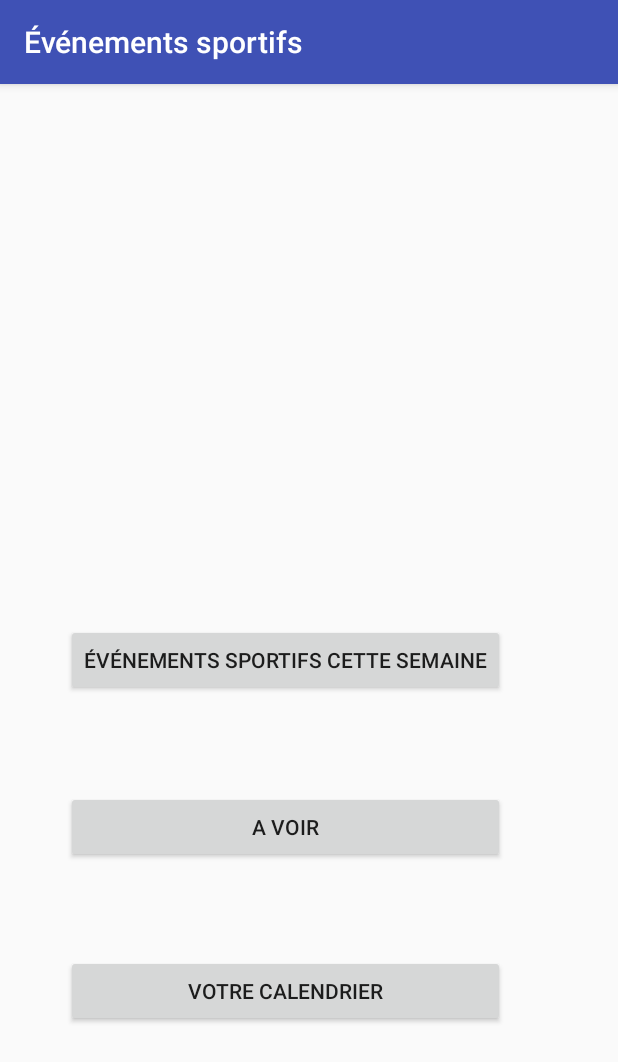
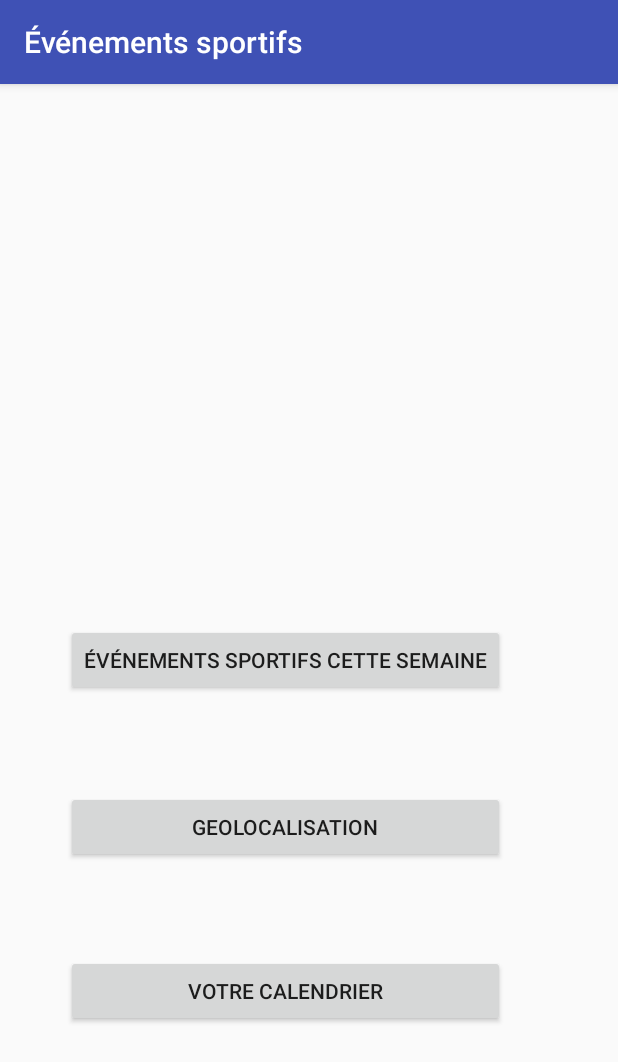
Before and after one commit to Yzaky/ProjectAndroidEvents, an Android app: the screen it shows after launch (MainActivity), on a phone screen of 412 x 824 dp. Shown: the top 1062 px of the screen. Run offline under Robolectric (Android 15) with nearby library versions, the phone set to English and light mode, and no system bars.

```diff
--- a/app/src/main/java/etien/projectandroidevents/EventfulAPI.java
+++ b/app/src/main/java/etien/projectandroidevents/EventfulAPI.java
@@ -12,7 +12,7 @@ import okhttp3.Response;
 
 public class EventfulAPI {
 
-    String urlSport = "http://api.eventful.com/json/events/search?app_key=L9CqLCjxnqF2Fx6q&id=sports&location=Montreal&date=Future";
+    String urlSport = "http://api.eventful.com/json/events/search?app_key=L9CqLCjxnqF2Fx6q&id=sports&location=Montreal&date=Future&page_size=50";
 
     protected static OkHttpClient http = null;
 
--- a/app/src/main/java/etien/projectandroidevents/MainActivity.java
+++ b/app/src/main/java/etien/projectandroidevents/MainActivity.java
@@ -29,5 +29,14 @@ public class MainActivity extends AppCompatActivity {
                 startActivity(intent);
             }
         });
+        Button buttonGeolocalisation = (Button) findViewById(R.id.buttonGeolocalisation);
+        buttonGeolocalisation.setOnClickListener(new View.OnClickListener() {
+            @Override
+            public void onClick(View v) {
+                Intent intent = new Intent(getApplicationContext(), GetCurrentGPSLocation.class);
+                startActivity(intent);
+            }
+        });
+
     }
 }
--- a/app/src/main/res/layout/activity_main.xml
+++ b/app/src/main/res/layout/activity_main.xml
@@ -15,22 +15,22 @@
         android:text="@string/calendrier"
         android:layout_marginBottom="139dp"
         android:layout_alignParentBottom="true"
-        android:layout_alignRight="@+id/button2"
-        android:layout_alignEnd="@+id/button2"
-        android:layout_alignLeft="@+id/button2"
-        android:layout_alignStart="@+id/button2" />
+        android:layout_alignRight="@+id/buttonGeolocalisation"
+        android:layout_alignEnd="@+id/buttonGeolocalisation"
+        android:layout_alignLeft="@+id/buttonGeolocalisation"
+        android:layout_alignStart="@+id/buttonGeolocalisation" />
 
     <Button
-        android:id="@+id/button2"
+        android:id="@+id/buttonGeolocalisation"
         android:layout_width="wrap_content"
         android:layout_height="wrap_content"
+        android:layout_above="@+id/buttonCalendar"
+        android:layout_alignEnd="@+id/buttonListEvents"
+        android:layout_alignLeft="@+id/buttonListEvents"
+        android:layout_alignRight="@+id/buttonListEvents"
+        android:layout_alignStart="@+id/buttonListEvents"
         android:layout_marginBottom="61dp"
-        android:text="A voir"
-        android:layout_above="@+id/buttonCalendar"
-        android:layout_alignLeft="@+id/buttonListEvents"
-        android:layout_alignStart="@+id/buttonListEvents"
-        android:layout_alignRight="@+id/buttonListEvents"
-        android:layout_alignEnd="@+id/buttonListEvents" />
+        android:text="Geolocalisation" />
 
     <Button
         android:id="@+id/buttonListEvents"
@@ -38,7 +38,7 @@
         android:layout_height="wrap_content"
         android:layout_marginBottom="63dp"
         android:text="@string/listevents"
-        android:layout_above="@+id/button2"
+        android:layout_above="@+id/buttonGeolocalisation"
         android:layout_alignParentLeft="true"
         android:layout_alignParentStart="true"
         android:layout_marginLeft="44dp"
```
Also changed, not shown: app/build.gradle (+9 -7 lines), app/src/main/AndroidManifest.xml (+7 -1 lines), app/src/main/java/etien/projectandroidevents/GetCurrentGPSLocation.java (added, +16 -0 lines), app/src/main/java/etien/projectandroidevents/ListEvents.java (+9 -1 lines), app/src/main/res/layout/activity_get_current_gpslocation.xml (added, +9 -0 lines), app/src/main/res/layout/activity_list_events.xml (+9 -0 lines).
